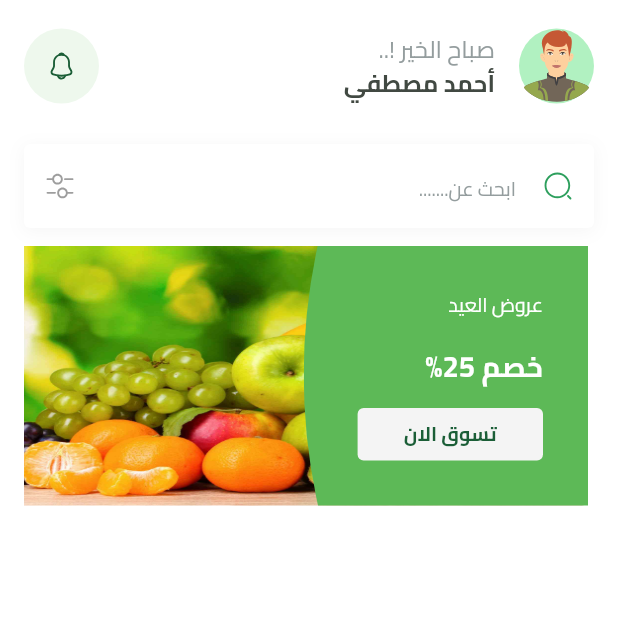
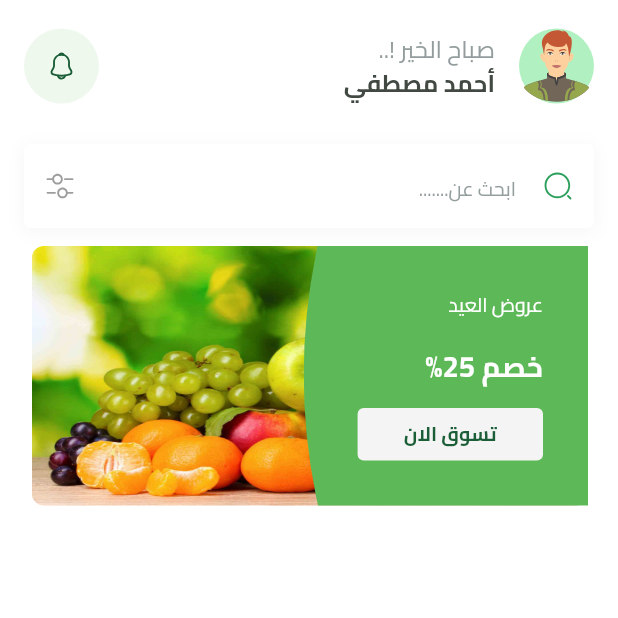
Before and after one commit to Elywa/FruitsHub, a Flutter app: the HomeView screen opened by its route, on a phone screen of 412 x 824 dp, the top half of it. Run offline on Flutter 3.47's test engine with Material 3 defaults, Android fonts, the phone set to English and light mode, and no system bars; our stand-ins replace bloc, cloud_firestore, dartz, dots_indicator, firebase_auth, firebase_core and 7 more; missing offline and left inert: dart:ffi, flutter_facebook_auth; accounts and stored records are empty.

Commit message:
refactor code

```diff
--- a/lib/features/home/presentation/widgets/featured_item.dart
+++ b/lib/features/home/presentation/widgets/featured_item.dart
@@ -11,10 +11,10 @@ class FeaturedItem extends StatelessWidget {
   @override
   Widget build(BuildContext context) {
     return Container(
-      width: MediaQuery.sizeOf(context).width,
+      width: MediaQuery.sizeOf(context).width * 0.9,
       height: MediaQuery.sizeOf(context).height * 0.21,
       decoration: ShapeDecoration(
-        shape: RoundedRectangleBorder(borderRadius: BorderRadius.circular(4)),
+        shape: RoundedRectangleBorder(borderRadius: BorderRadius.circular(8)),
         image: DecorationImage(
           image: AssetImage(Assets.assetsImagesFruitsTest),
           fit: BoxFit.fill,
@@ -27,7 +27,13 @@ class FeaturedItem extends StatelessWidget {
             top: 0,
             right: 0,
             bottom: 0,
-            child: SizedBox(
+            child: Container(
+              decoration: BoxDecoration(
+                borderRadius: BorderRadius.only(
+                  topRight: Radius.circular(8),
+                  bottomRight: Radius.circular(8),
+                ),
+              ),
               width: MediaQuery.sizeOf(context).width * 0.46,
               child: SvgPicture.asset(
                 Assets.assetsImagesCircelFeaturedItem,
```
